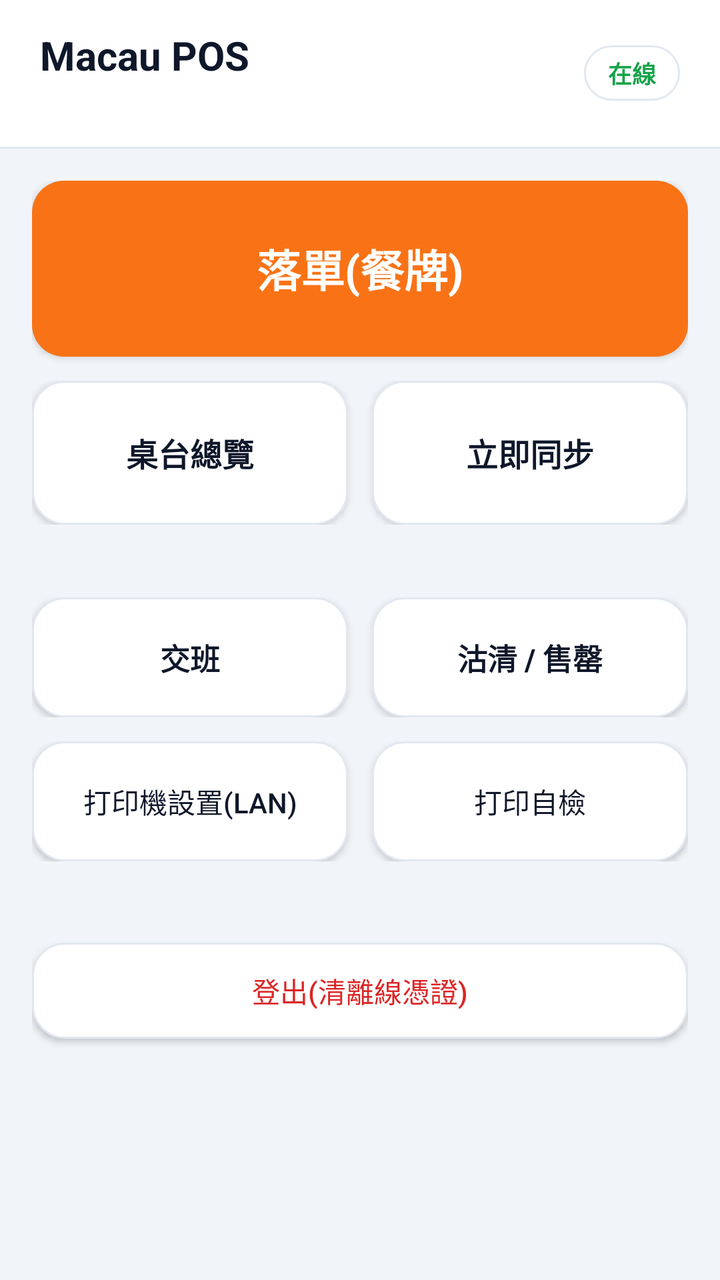
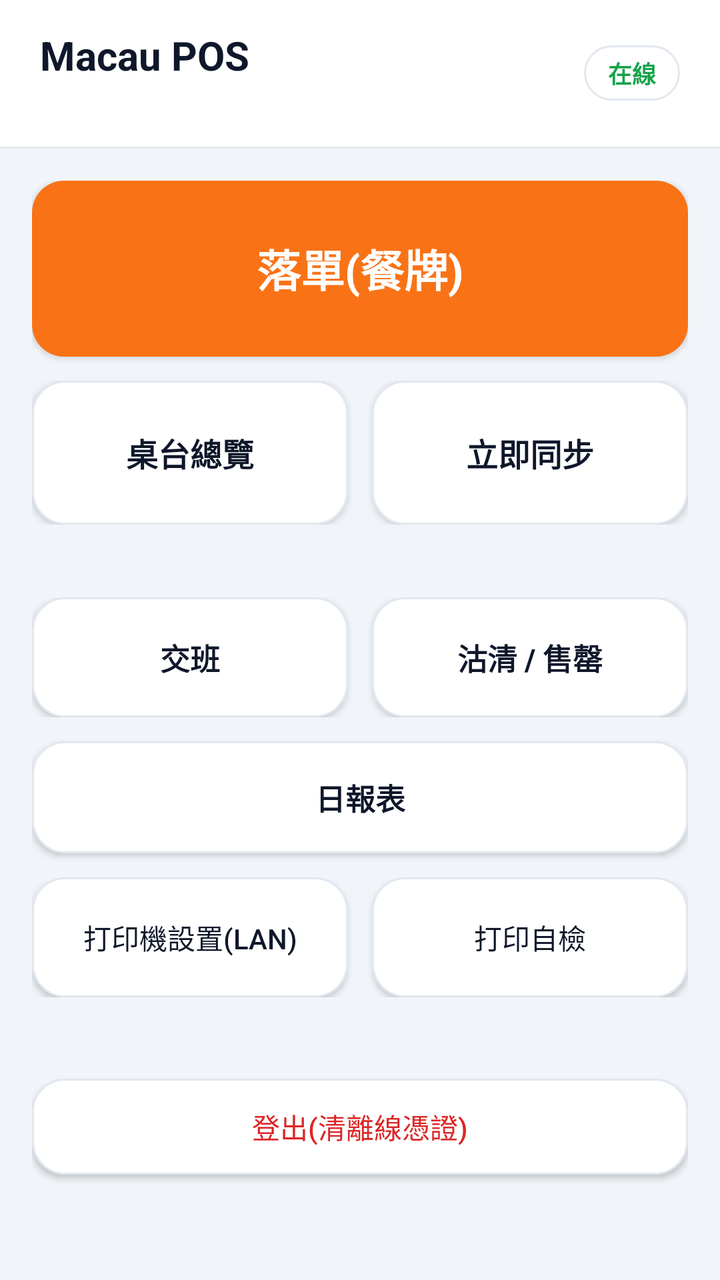

The first picture is an Android layout as it rendered before a commit; the second is the same layout after the commit. The layout source and the unified diff follow.
<!-- AndroidManifest.xml: application theme Theme.MacauposNative -->
<!-- res/layout/activity_home.xml -->
<?xml version="1.0" encoding="utf-8"?>
<LinearLayout xmlns:android="http://schemas.android.com/apk/res/android"
    android:layout_width="match_parent"
    android:layout_height="match_parent"
    android:orientation="vertical"
    android:background="@color/bg_screen">

    
    <LinearLayout
        android:layout_width="match_parent"
        android:layout_height="wrap_content"
        android:orientation="horizontal"
        android:gravity="center_vertical"
        android:background="@color/card"
        android:paddingHorizontal="20dp"
        android:paddingVertical="14dp">

        <LinearLayout
            android:layout_width="0dp"
            android:layout_height="wrap_content"
            android:layout_weight="1"
            android:orientation="vertical">

            <TextView
                android:id="@+id/txtStoreName"
                android:layout_width="wrap_content"
                android:layout_height="wrap_content"
                android:text="@string/home_title"
                android:textColor="@color/text_primary"
                android:textSize="20sp"
                android:textStyle="bold" />

            <TextView
                android:id="@+id/txtMeta"
                android:layout_width="wrap_content"
                android:layout_height="wrap_content"
                android:layout_marginTop="2dp"
                android:textColor="@color/text_secondary"
                android:textSize="12sp" />
        </LinearLayout>

        <TextView
            android:id="@+id/txtOffline"
            android:layout_width="wrap_content"
            android:layout_height="wrap_content"
            android:background="@drawable/bg_btn_outline"
            android:paddingHorizontal="12dp"
            android:paddingVertical="5dp"
            android:text="在線"
            android:textColor="@color/ok_green"
            android:textSize="12sp"
            android:textStyle="bold" />
    </LinearLayout>

    <View
        android:layout_width="match_parent"
        android:layout_height="1dp"
        android:background="@color/card_border" />

    
    <ScrollView
        android:layout_width="match_parent"
        android:layout_height="0dp"
        android:layout_weight="1"
        android:fillViewport="true">

        <LinearLayout
            android:layout_width="match_parent"
            android:layout_height="wrap_content"
            android:orientation="vertical"
            android:padding="16dp">

            
            <Button
                android:id="@+id/btnOrder"
                android:layout_width="match_parent"
                android:layout_height="88dp"
                android:background="@drawable/bg_btn_accent"
                android:text="落單(餐牌)"
                android:textColor="@color/card"
                android:textSize="22sp"
                android:textStyle="bold" />

            <LinearLayout
                android:layout_width="match_parent"
                android:layout_height="wrap_content"
                android:layout_marginTop="12dp"
                android:orientation="horizontal">

                <Button
                    android:id="@+id/btnTables"
                    android:layout_width="0dp"
                    android:layout_height="72dp"
                    android:layout_weight="1"
                    android:background="@drawable/bg_btn_outline"
                    android:text="桌台總覽"
                    android:textColor="@color/text_primary"
                    android:textSize="16sp"
                    android:textStyle="bold" />

                <Button
                    android:id="@+id/btnSync"
                    android:layout_width="0dp"
                    android:layout_height="72dp"
                    android:layout_marginStart="12dp"
                    android:layout_weight="1"
                    android:background="@drawable/bg_btn_outline"
                    android:text="立即同步"
                    android:textColor="@color/text_primary"
                    android:textSize="16sp"
                    android:textStyle="bold" />
            </LinearLayout>

            <TextView
                android:id="@+id/txtSyncState"
                android:layout_width="match_parent"
                android:layout_height="wrap_content"
                android:layout_marginTop="8dp"
                android:gravity="center"
                android:textColor="@color/text_secondary"
                android:textSize="12sp" />

            <LinearLayout
                android:layout_width="match_parent"
                android:layout_height="wrap_content"
                android:layout_marginTop="12dp"
                android:orientation="horizontal">

                <Button
                    android:id="@+id/btnShift"
                    android:layout_width="0dp"
                    android:layout_height="60dp"
                    android:layout_weight="1"
                    android:background="@drawable/bg_btn_outline"
                    android:text="交班"
                    android:textColor="@color/text_primary"
                    android:textSize="15sp"
                    android:textStyle="bold" />

                <Button
                    android:id="@+id/btnSoldOut"
                    android:layout_width="0dp"
                    android:layout_height="60dp"
                    android:layout_marginStart="12dp"
                    android:layout_weight="1"
                    android:background="@drawable/bg_btn_outline"
                    android:text="沽清 / 售罄"
                    android:textColor="@color/text_primary"
                    android:textSize="15sp"
                    android:textStyle="bold" />
            </LinearLayout>

            <LinearLayout
                android:layout_width="match_parent"
                android:layout_height="wrap_content"
                android:layout_marginTop="12dp"
                android:orientation="horizontal">

                <Button
                    android:id="@+id/btnPrinter"
                    android:layout_width="0dp"
                    android:layout_height="60dp"
                    android:layout_weight="1"
                    android:background="@drawable/bg_btn_outline"
                    android:text="打印機設置(LAN)"
                    android:textColor="@color/text_primary"
                    android:textSize="14sp" />

                <Button
                    android:id="@+id/btnSelfTest"
                    android:layout_width="0dp"
                    android:layout_height="60dp"
                    android:layout_marginStart="12dp"
                    android:layout_weight="1"
                    android:background="@drawable/bg_btn_outline"
                    android:text="打印自檢"
                    android:textColor="@color/text_primary"
                    android:textSize="14sp" />
            </LinearLayout>

            <TextView
                android:id="@+id/txtSelfTest"
                android:layout_width="match_parent"
                android:layout_height="wrap_content"
                android:layout_marginTop="6dp"
                android:fontFamily="monospace"
                android:gravity="center"
                android:textColor="@color/text_faint"
                android:textSize="11sp" />

            <Button
                android:id="@+id/btnLogout"
                android:layout_width="match_parent"
                android:layout_height="48dp"
                android:layout_marginTop="20dp"
                android:background="@drawable/bg_btn_outline"
                android:text="登出(清離線憑證)"
                android:textColor="@color/warn_red"
                android:textSize="14sp" />
        </LinearLayout>
    </ScrollView>
</LinearLayout>
<!-- resources referenced by this layout -->
<resources>
  <color name="bg_screen">#F1F5F9</color>
  <color name="card">#FFFFFF</color>
  <color name="card_border">#E2E8F0</color>
  <color name="ok_green">#16A34A</color>
  <color name="text_faint">#94A3B8</color>
  <color name="text_primary">#0F172A</color>
  <color name="text_secondary">#64748B</color>
  <color name="warn_red">#DC2626</color>
  <!-- drawable bg_btn_accent (drawable) -->
  <?xml version="1.0" encoding="utf-8"?>
  <selector xmlns:android="http://schemas.android.com/apk/res/android">
      <item android:state_pressed="true">
          <shape android:shape="rectangle">
              <solid android:color="@color/accent_deep" />
              <corners android:radius="16dp" />
          </shape>
      </item>
      <item android:state_enabled="false">
          <shape android:shape="rectangle">
              <solid android:color="#E2E8F0" />
              <corners android:radius="16dp" />
          </shape>
      </item>
      <item>
          <shape android:shape="rectangle">
              <solid android:color="@color/accent" />
              <corners android:radius="16dp" />
          </shape>
      </item>
  </selector>
  <!-- drawable bg_btn_outline (drawable) -->
  <?xml version="1.0" encoding="utf-8"?>
  <selector xmlns:android="http://schemas.android.com/apk/res/android">
      <item android:state_pressed="true">
          <shape android:shape="rectangle">
              <solid android:color="@color/chip_bg" />
              <corners android:radius="16dp" />
              <stroke android:width="1dp" android:color="@color/text_faint" />
          </shape>
      </item>
      <item>
          <shape android:shape="rectangle">
              <solid android:color="@color/card" />
              <corners android:radius="16dp" />
              <stroke android:width="1dp" android:color="@color/card_border" />
          </shape>
      </item>
  </selector>
  <string name="home_title">Macau POS</string>
  <style name="Theme.MacauposNative" parent="android:Theme.Material.Light.NoActionBar">
          <item name="android:statusBarColor">#F1F5F9</item>
          <item name="android:navigationBarColor">#FFFFFF</item>
          <item name="android:windowBackground">#F1F5F9</item>
          <item name="android:colorAccent">#F97316</item>
          <item name="android:windowLightStatusBar">true</item>
      </style>
  <color name="accent_deep">#EA580C</color>
  <color name="accent">#F97316</color>
  <color name="chip_bg">#F8FAFC</color>
</resources>

<!-- the commit's change to res/layout/activity_home.xml (unified diff, before → after) -->
@@ -150,6 +150,17 @@
                     android:textStyle="bold" />
             </LinearLayout>
 
+            <Button
+                android:id="@+id/btnReport"
+                android:layout_width="match_parent"
+                android:layout_height="56dp"
+                android:layout_marginTop="12dp"
+                android:background="@drawable/bg_btn_outline"
+                android:text="日報表"
+                android:textColor="@color/text_primary"
+                android:textSize="15sp"
+                android:textStyle="bold" />
+
             <LinearLayout
                 android:layout_width="match_parent"
                 android:layout_height="wrap_content"
